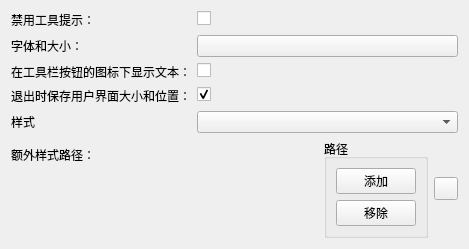
This is miniSlicer/Slicer/Base/QTGUI/Resources/UI/qSlicerSettingsStylesPanel.ui in jiaqiwang969/Slicer as Qt 5 draws it before an edit. The edited form follows.
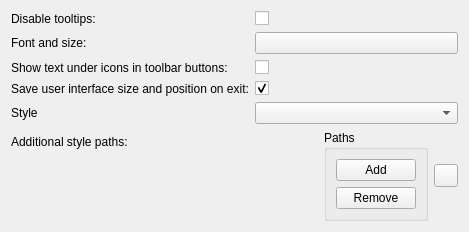
This is the edited form. Custom widgets are drawn as their Qt base class.

What changed in the file:
```diff
--- a/miniSlicer/Slicer/Base/QTGUI/Resources/UI/qSlicerSettingsStylesPanel.ui
+++ b/miniSlicer/Slicer/Base/QTGUI/Resources/UI/qSlicerSettingsStylesPanel.ui
@@ -19,7 +19,7 @@
    <item row="6" column="0">
     <widget class="QLabel" name="AdditionalModulePathsLabel">
      <property name="text">
-      <string>额外样式路径：</string>
+      <string>Additional style paths:</string>
      </property>
     </widget>
    </item>
@@ -45,7 +45,7 @@
       <item>
        <widget class="QGroupBox" name="groupBox">
         <property name="title">
-         <string>路径</string>
+         <string>Paths</string>
         </property>
         <layout class="QVBoxLayout" name="verticalLayout_2">
          <item>
@@ -54,7 +54,7 @@
             <string>&amp;lt;!DOCTYPE HTML PUBLIC "-//W3C//DTD HTML 4.0//EN" "http://www.w3.org/TR/REC-html40/strict.dtd"&amp;gt;</string>
            </property>
            <property name="text">
-            <string>添加</string>
+            <string>Add</string>
            </property>
           </widget>
          </item>
@@ -64,7 +64,7 @@
             <string>&amp;lt;!DOCTYPE HTML PUBLIC "-//W3C//DTD HTML 4.0//EN" "http://www.w3.org/TR/REC-html40/strict.dtd"&amp;gt;</string>
            </property>
            <property name="text">
-            <string>移除</string>
+            <string>Remove</string>
            </property>
           </widget>
          </item>
@@ -103,7 +103,7 @@
    <item row="5" column="0">
     <widget class="QLabel" name="StyleLabel">
      <property name="text">
-      <string>样式</string>
+      <string>Style</string>
      </property>
     </widget>
    </item>
@@ -117,7 +117,7 @@
    <item row="0" column="0">
     <widget class="QLabel" name="ShowToolTipsLabel">
      <property name="text">
-      <string>禁用工具提示：</string>
+      <string>Disable tooltips:</string>
      </property>
     </widget>
    </item>
@@ -134,7 +134,7 @@
    <item row="1" column="0">
     <widget class="QLabel" name="FontLabel">
      <property name="text">
-      <string>字体和大小：</string>
+      <string>Font and size:</string>
      </property>
     </widget>
    </item>
@@ -148,7 +148,7 @@
    <item row="2" column="0">
     <widget class="QLabel" name="ShowToolButtonTextLabel">
      <property name="text">
-      <string>在工具栏按钮的图标下显示文本：</string>
+      <string>Show text under icons in toolbar buttons:</string>
      </property>
     </widget>
    </item>
@@ -165,7 +165,7 @@
    <item row="3" column="0">
     <widget class="QLabel" name="RestoreUILabel">
      <property name="text">
-      <string>退出时保存用户界面大小和位置：</string>
+      <string>Save user interface size and position on exit:</string>
      </property>
     </widget>
    </item>
```
Left out of the diff: 65 changed lines with no effect on the pictures.
